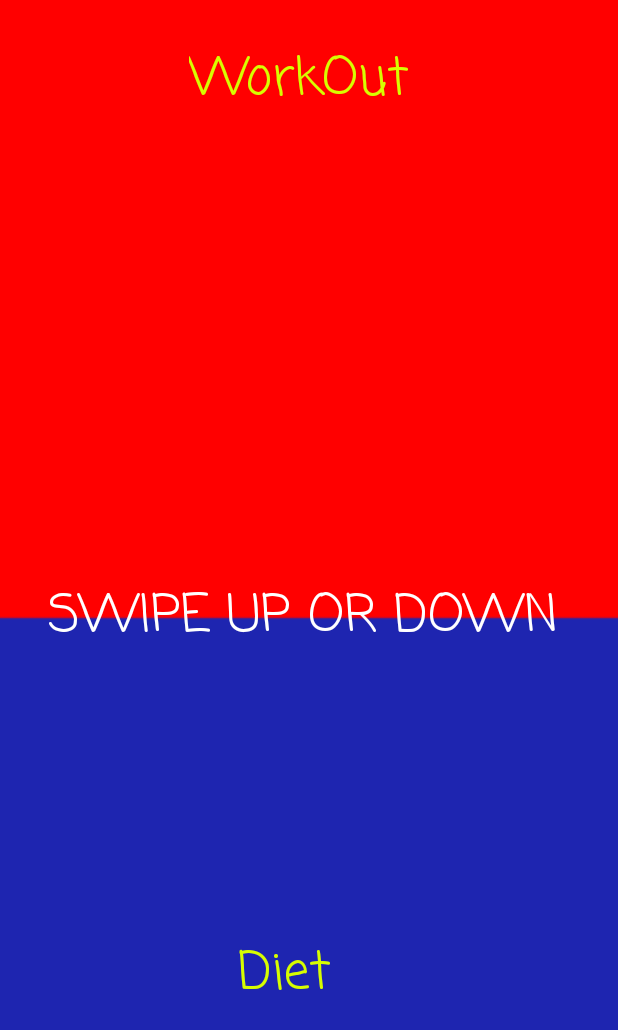
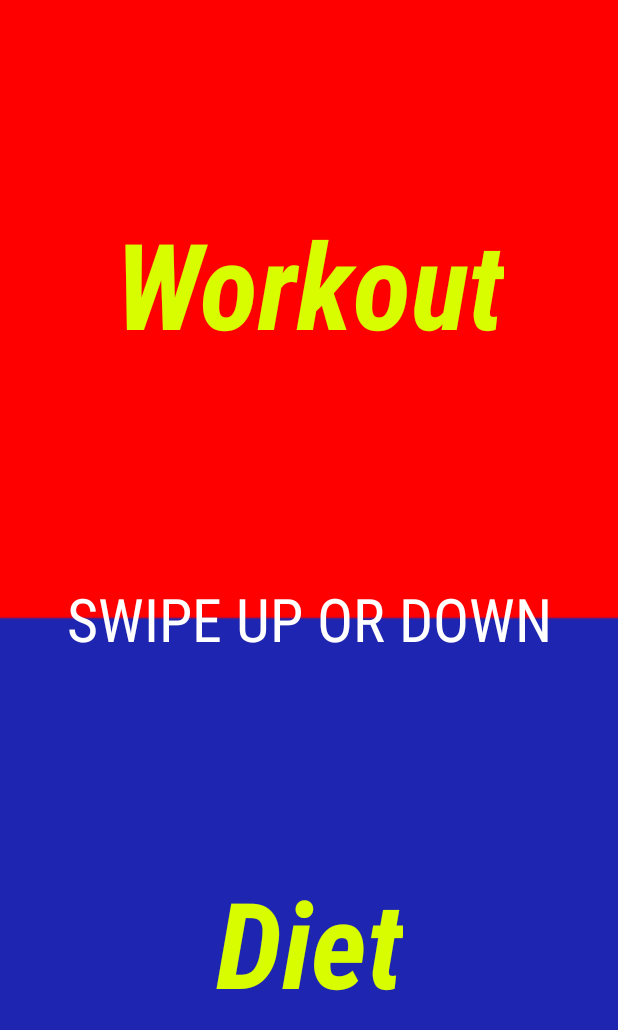
Before and after one commit to erkaracay/Coach-Android-Fitness-App, an Android app: the screen it shows after launch (MainActivity), on a phone screen of 412 x 824 dp. Shown: the top 1030 px of the screen. Run offline under Robolectric (Android 15) with nearby library versions, the phone set to English and light mode, and no system bars.

Commit message:
Added Exercise, Workout, WorkoutSys classes, json files and improved layouts.

```diff
--- a/app/build.gradle
+++ b/app/build.gradle
@@ -32,6 +32,7 @@ dependencies {
 
     implementation 'androidx.appcompat:appcompat:1.5.1'
     implementation 'com.google.android.material:material:1.7.0'
+    implementation 'com.android.volley:volley:1.2.1'
     implementation 'androidx.constraintlayout:constraintlayout:2.1.4'
     testImplementation 'junit:junit:4.13.2'
     androidTestImplementation 'androidx.test.ext:junit:1.1.4'
--- a/app/src/main/res/layout/activity_main.xml
+++ b/app/src/main/res/layout/activity_main.xml
@@ -11,44 +11,45 @@
         android:id="@+id/tvDietMain"
         android:layout_width="wrap_content"
         android:layout_height="wrap_content"
-        android:layout_marginTop="624dp"
-        android:layout_marginEnd="192dp"
-        android:fontFamily="casual"
+        android:fontFamily="sans-serif-condensed"
         android:includeFontPadding="false"
-        android:text="Diet"
+        android:text="@string/diet"
         android:textAlignment="center"
         android:textColor="#D7FD00"
-        android:textSize="34sp"
+        android:textSize="80sp"
+        android:textStyle="bold|italic"
+        app:layout_constraintBottom_toBottomOf="parent"
         app:layout_constraintEnd_toEndOf="parent"
-        app:layout_constraintTop_toTopOf="parent" />
+        app:layout_constraintStart_toStartOf="parent"
+        app:layout_constraintTop_toBottomOf="@+id/Swipe" />
 
     <TextView
         android:id="@+id/tvWorkoutMain"
         android:layout_width="wrap_content"
         android:layout_height="wrap_content"
-        android:layout_marginTop="28dp"
-        android:layout_marginEnd="140dp"
-        android:fontFamily="casual"
+        android:fontFamily="sans-serif-condensed"
         android:includeFontPadding="false"
-        android:text="WorkOut"
+        android:text="@string/workout"
         android:textAlignment="center"
         android:textColor="#D7FD00"
-        android:textSize="34sp"
+        android:textSize="80sp"
+        android:textStyle="bold|italic"
+        app:layout_constraintBottom_toTopOf="@+id/Swipe"
         app:layout_constraintEnd_toEndOf="parent"
+        app:layout_constraintStart_toStartOf="parent"
         app:layout_constraintTop_toTopOf="parent" />
 
     <TextView
         android:id="@+id/Swipe"
         android:layout_width="wrap_content"
         android:layout_height="wrap_content"
-        android:layout_marginStart="32dp"
-        android:fontFamily="casual"
+        android:fontFamily="sans-serif-condensed"
         android:text="@string/swipeupdown"
         android:textColor="#FFFFFF"
-        android:textSize="34sp"
+        android:textSize="40sp"
         app:layout_constraintBottom_toBottomOf="parent"
+        app:layout_constraintEnd_toEndOf="parent"
         app:layout_constraintStart_toStartOf="parent"
-        app:layout_constraintTop_toTopOf="parent"
-        app:layout_constraintVertical_bias="0.499" />
+        app:layout_constraintTop_toTopOf="parent" />
 
 </androidx.constraintlayout.widget.ConstraintLayout>
--- a/app/src/main/res/values/strings.xml
+++ b/app/src/main/res/values/strings.xml
@@ -1,4 +1,6 @@
 <resources>
     <string name="app_name">Coach</string>
     <string name="swipeupdown">SWIPE UP OR DOWN</string>
+    <string name="diet">Diet</string>
+    <string name="workout">Workout</string>
 </resources>
```
Also changed, not shown: app/src/main/assets/muscleWorkout.json (added, +142 -0 lines), app/src/main/assets/weightLossWorkout.json (added, +77 -0 lines), app/src/main/java/com/coach/finalproject_fitness/DietActivity.java (+4 -6 lines), app/src/main/java/com/coach/finalproject_fitness/Exercise.java (added, +49 -0 lines), app/src/main/java/com/coach/finalproject_fitness/Workout.java (+25 -0 lines), app/src/main/java/com/coach/finalproject_fitness/WorkoutActivity.java (+7 -0 lines), app/src/main/java/com/coach/finalproject_fitness/WorkoutSys.java (added, +11 -0 lines), app/src/main/res/layout/activity_diet.xml (+16 -7 lines), app/src/main/res/layout/activity_workout.xml (+17 -15 lines).
